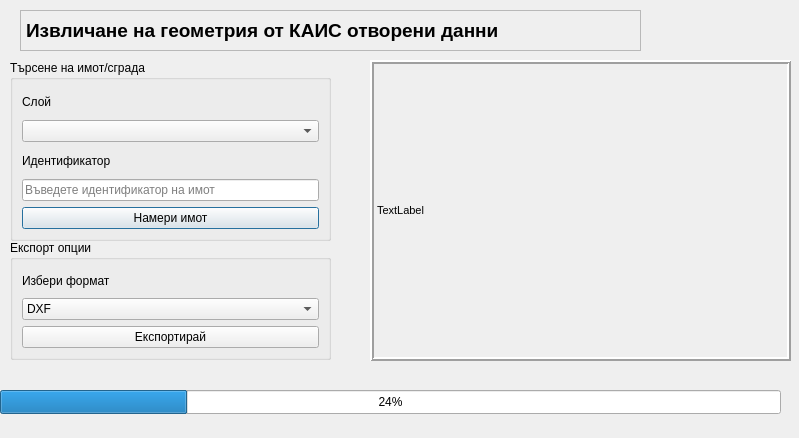
First picture: the form in forms/extractor_dialog_base.ui, repository Stanimir-ami/cadastral-extractor, before the edit.
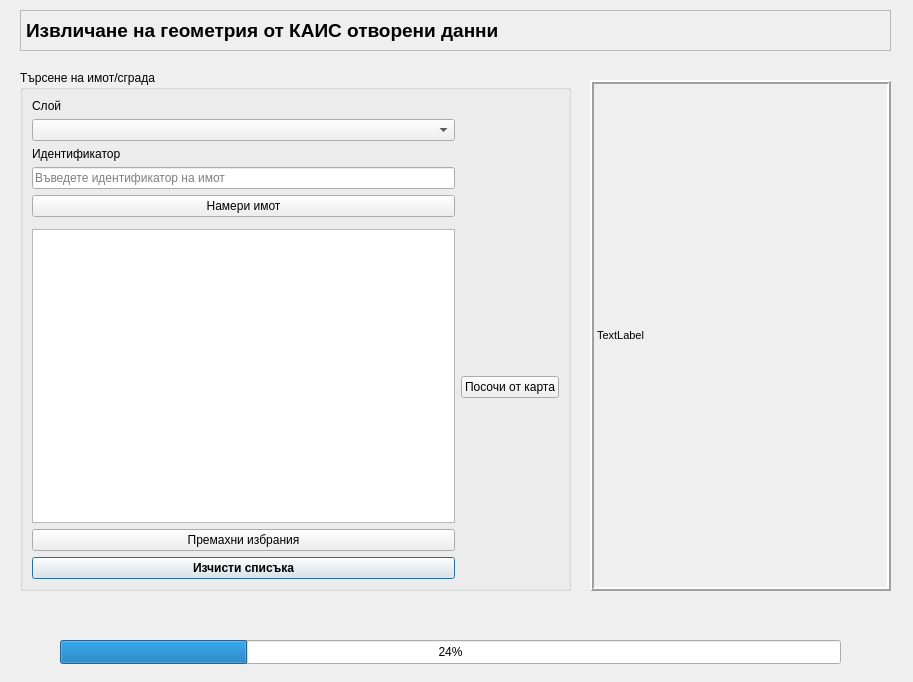
Second picture: the form after the edit.

Commit message: Updated: added a list of properties that you can export

What changed in the file:
```diff
--- a/forms/extractor_dialog_base.ui
+++ b/forms/extractor_dialog_base.ui
@@ -6,8 +6,8 @@
    <rect>
     <x>0</x>
     <y>0</y>
-    <width>799</width>
-    <height>438</height>
+    <width>913</width>
+    <height>682</height>
    </rect>
   </property>
   <property name="windowTitle">
@@ -25,8 +25,8 @@
    </property>
    <property name="geometry">
     <rect>
-     <x>0</x>
-     <y>390</y>
+     <x>60</x>
+     <y>640</y>
      <width>781</width>
      <height>24</height>
     </rect>
@@ -41,10 +41,10 @@
   <widget class="QGroupBox" name="groupBox">
    <property name="geometry">
     <rect>
-     <x>10</x>
-     <y>60</y>
-     <width>321</width>
-     <height>181</height>
+     <x>20</x>
+     <y>70</y>
+     <width>551</width>
+     <height>521</height>
     </rect>
    </property>
    <property name="autoFillBackground">
@@ -62,15 +62,28 @@
    <property name="checkable">
     <bool>false</bool>
    </property>
-   <layout class="QVBoxLayout" name="verticalLayout">
-    <item>
+   <layout class="QGridLayout" name="gridLayout">
+    <item row="0" column="0">
      <widget class="QLabel" name="label_2">
       <property name="text">
        <string>Слой</string>
       </property>
      </widget>
     </item>
-    <item>
+    <item row="8" column="0">
+     <widget class="QPushButton" name="btn_ClearList">
+      <property name="font">
+       <font>
+        <weight>75</weight>
+        <bold>true</bold>
+       </font>
+      </property>
+      <property name="text">
+       <string>Изчисти списъка</string>
+      </property>
+     </widget>
+    </item>
+    <item row="1" column="0">
      <widget class="QComboBox" name="combo_LayerSelect">
       <property name="autoFillBackground">
        <bool>false</bool>
@@ -89,81 +102,47 @@
       </property>
      </widget>
     </item>
-    <item>
+    <item row="4" column="0">
+     <widget class="QPushButton" name="btn_FindParcel">
+      <property name="toolTip">
+       <string>Натиснете, за да откриете и селектирате имота по въведения идентификатор</string>
+      </property>
+      <property name="text">
+       <string>Намери имот</string>
+      </property>
+     </widget>
+    </item>
+    <item row="6" column="0">
+     <widget class="QListWidget" name="list_SelectedParcels"/>
+    </item>
+    <item row="2" column="0">
      <widget class="QLabel" name="label_3">
       <property name="text">
        <string>Идентификатор</string>
       </property>
      </widget>
     </item>
-    <item>
+    <item row="3" column="0">
      <widget class="QLineEdit" name="lineEdit_CadastralID">
       <property name="placeholderText">
        <string>Въведете идентификатор на имот</string>
       </property>
      </widget>
     </item>
-    <item>
-     <widget class="QPushButton" name="btn_FindParcel">
-      <property name="toolTip">
-       <string>Натиснете, за да откриете и селектирате имота по въведения идентификатор</string>
-      </property>
+    <item row="7" column="0">
+     <widget class="QPushButton" name="btn_RemoveSelected">
       <property name="text">
-       <string>Намери имот</string>
+       <string>Премахни избрания</string>
       </property>
      </widget>
     </item>
-   </layout>
-  </widget>
-  <widget class="QGroupBox" name="groupBox_2">
-   <property name="geometry">
-    <rect>
-     <x>10</x>
-     <y>240</y>
-     <width>321</width>
-     <height>120</height>
-    </rect>
-   </property>
-   <property name="title">
-    <string>Експорт опции</string>
-   </property>
-   <layout class="QVBoxLayout" name="verticalLayout_2">
-    <item>
-     <widget class="QLabel" name="label_4">
-      <property name="text">
-       <string>Избери формат</string>
-      </property>
-     </widget>
-    </item>
-    <item>
-     <widget class="QComboBox" name="combo_ExportFormat">
+    <item row="5" column="1" rowspan="3">
+     <widget class="QPushButton" name="btn_SelectByClick">
       <property name="toolTip">
        <string>Изберете формат</string>
       </property>
-      <item>
-       <property name="text">
-        <string>DXF</string>
-       </property>
-      </item>
-      <item>
-       <property name="text">
-        <string>CSV</string>
-       </property>
-      </item>
-      <item>
-       <property name="text">
-        <string>KML</string>
-       </property>
-      </item>
-     </widget>
-    </item>
-    <item>
-     <widget class="QPushButton" name="btn_Export">
-      <property name="toolTip">
-       <string>Експортира избраният имот в избраният формат</string>
-      </property>
       <property name="text">
-       <string>Експортирай</string>
+       <string>Посочи от карта</string>
       </property>
      </widget>
     </item>
@@ -172,10 +151,10 @@
   <widget class="QLabel" name="plugin_info">
    <property name="geometry">
     <rect>
-     <x>370</x>
-     <y>60</y>
-     <width>421</width>
-     <height>301</height>
+     <x>590</x>
+     <y>80</y>
+     <width>301</width>
+     <height>511</height>
     </rect>
    </property>
    <property name="maximumSize">
@@ -223,7 +202,7 @@
     <rect>
      <x>20</x>
      <y>10</y>
-     <width>621</width>
+     <width>871</width>
      <height>41</height>
     </rect>
    </property>
```
Left out of the diff: 2 changed lines with no effect on the pictures. The commit also changes 2 other files.
